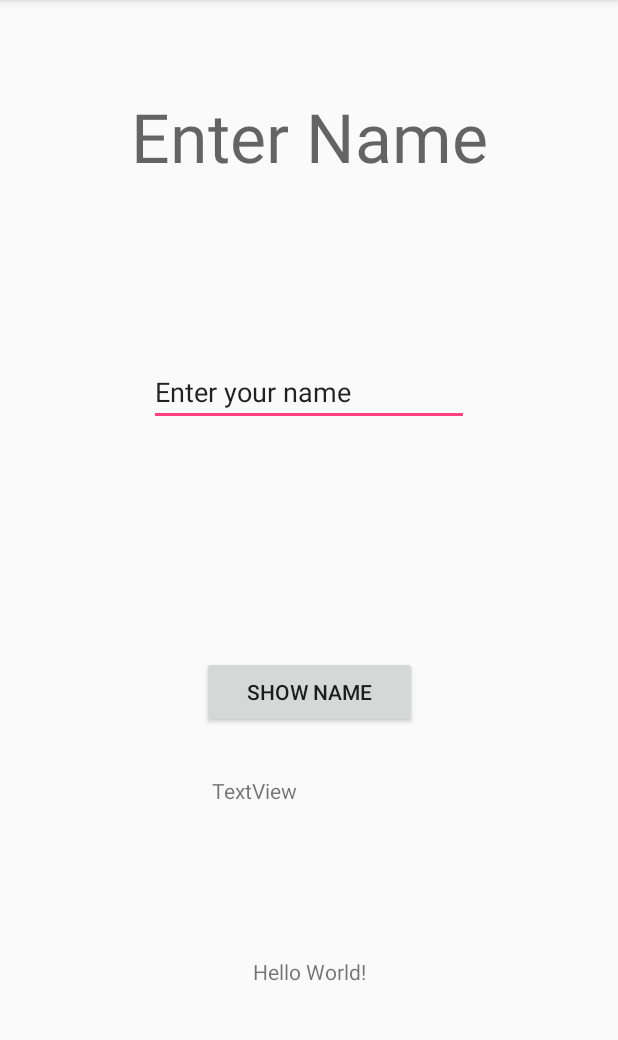
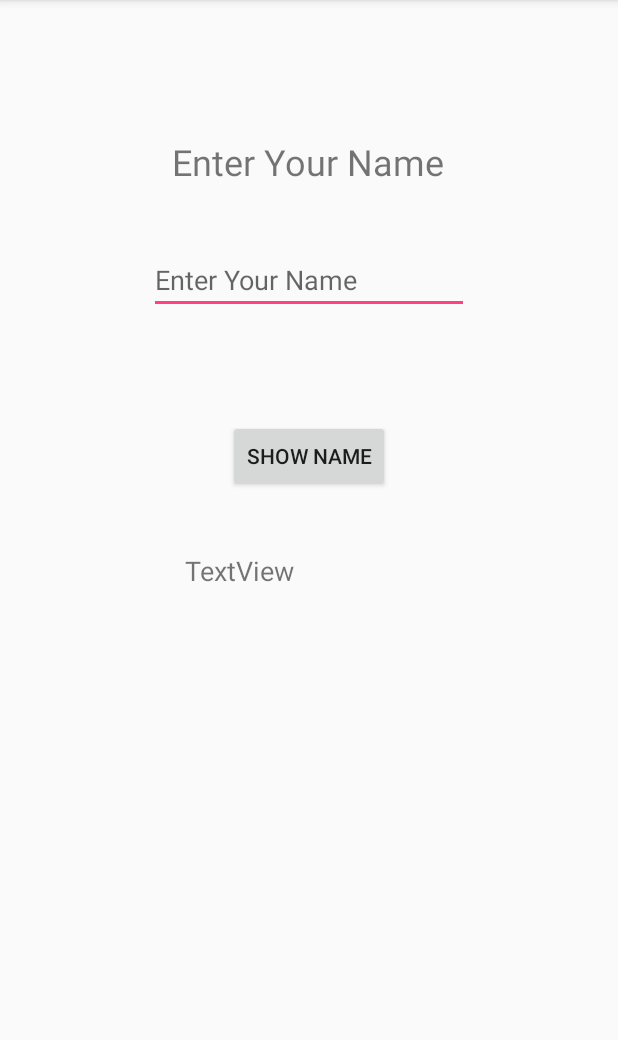
Before and after one commit to gitzblitz/HelloKotlinAndroid, an Android app: the screen it shows after launch (MainActivity), on a phone screen of 412 x 824 dp, the part 84-1124 px from its top. Run offline under Robolectric (Android 15) with nearby library versions, the phone set to English and light mode, and no system bars.

Commit message:
App What's my name

```diff
--- a/app/src/main/java/gitzblitz/com/hellokotlinandroid/MainActivity.kt
+++ b/app/src/main/java/gitzblitz/com/hellokotlinandroid/MainActivity.kt
@@ -2,11 +2,16 @@ package gitzblitz.com.hellokotlinandroid
 
 import android.support.v7.app.AppCompatActivity
 import android.os.Bundle
+import kotlinx.android.synthetic.main.activity_main.*
 
 class MainActivity : AppCompatActivity() {
 
     override fun onCreate(savedInstanceState: Bundle?) {
         super.onCreate(savedInstanceState)
         setContentView(R.layout.activity_main)
+
+        var enteredText = enterNameEdit.text
+
+        btnShowName.setOnClickListener{ resultId.text = enteredText}
     }
 }
--- a/app/src/main/res/layout/activity_main.xml
+++ b/app/src/main/res/layout/activity_main.xml
@@ -6,82 +6,62 @@
     android:layout_height="match_parent"
     tools:context="gitzblitz.com.hellokotlinandroid.MainActivity">
 
-    <TextView
-        android:id="@+id/textView4"
-        android:layout_width="wrap_content"
-        android:layout_height="wrap_content"
-        android:text="Hello World!"
-        app:layout_constraintBottom_toBottomOf="parent"
-        app:layout_constraintLeft_toLeftOf="parent"
-        app:layout_constraintRight_toRightOf="parent"
-        app:layout_constraintTop_toTopOf="parent"
-        app:layout_constraintVertical_bias="0.852" />
-
-    <TextView
-        android:id="@+id/nameTextView"
+    <Button
+        android:id="@+id/btnShowName"
         android:layout_width="wrap_content"
         android:layout_height="wrap_content"
         android:layout_marginBottom="8dp"
         android:layout_marginEnd="8dp"
         android:layout_marginStart="8dp"
-        android:layout_marginTop="8dp"
-        android:text="Enter Name"
-        android:textAppearance="@style/TextAppearance.AppCompat.Display2"
-        app:layout_constraintBottom_toTopOf="@+id/textView4"
+        android:layout_marginTop="188dp"
+        android:text="@string/button_name"
+        app:layout_constraintBottom_toBottomOf="parent"
         app:layout_constraintEnd_toEndOf="parent"
-        app:layout_constraintHorizontal_bias="0.503"
         app:layout_constraintStart_toStartOf="parent"
         app:layout_constraintTop_toTopOf="parent"
-        app:layout_constraintVertical_bias="0.094" />
+        app:layout_constraintVertical_bias="0.175" />
 
-    <EditText
-        android:id="@+id/nameEditText"
-        android:layout_width="213dp"
-        android:layout_height="42dp"
-        android:layout_marginBottom="8dp"
+    <TextView
+        android:id="@+id/textView6"
+        android:layout_width="wrap_content"
+        android:layout_height="wrap_content"
+        android:layout_marginBottom="28dp"
         android:layout_marginEnd="8dp"
         android:layout_marginStart="8dp"
         android:layout_marginTop="8dp"
-        android:ems="10"
-        android:inputType="textPersonName"
-        android:text="Enter your name"
-        app:layout_constraintBottom_toTopOf="@+id/textView4"
+        android:text="@string/title"
+        android:textSize="24sp"
+        app:layout_constraintBottom_toTopOf="@+id/btnShowName"
         app:layout_constraintEnd_toEndOf="parent"
-        app:layout_constraintHorizontal_bias="0.501"
+        app:layout_constraintHorizontal_bias="0.497"
         app:layout_constraintStart_toStartOf="parent"
         app:layout_constraintTop_toTopOf="parent"
-        app:layout_constraintVertical_bias="0.403" />
+        app:layout_constraintVertical_bias="0.393" />
+
+    <EditText
+        android:id="@+id/enterNameEdit"
+        android:layout_width="wrap_content"
+        android:layout_height="wrap_content"
+        android:layout_marginEnd="8dp"
+        android:layout_marginStart="8dp"
+        android:layout_marginTop="40dp"
+        android:ems="10"
+        android:hint="@string/hint_name"
+        android:inputType="textPersonName"
+        app:layout_constraintEnd_toEndOf="parent"
+        app:layout_constraintStart_toStartOf="parent"
+        app:layout_constraintTop_toBottomOf="@+id/textView6" />
 
     <TextView
-        android:id="@+id/textView5"
-        android:layout_width="129dp"
-        android:layout_height="76dp"
-        android:layout_marginBottom="8dp"
+        android:id="@+id/resultId"
+        android:layout_width="165dp"
+        android:layout_height="51dp"
         android:layout_marginEnd="8dp"
         android:layout_marginStart="8dp"
-        android:layout_marginTop="8dp"
+        android:layout_marginTop="40dp"
         android:text="TextView"
-        app:layout_constraintBottom_toBottomOf="parent"
+        android:textSize="18sp"
         app:layout_constraintEnd_toEndOf="parent"
-        app:layout_constraintHorizontal_bias="0.501"
         app:layout_constraintStart_toStartOf="parent"
-        app:layout_constraintTop_toTopOf="parent"
-        app:layout_constraintVertical_bias="0.753" />
-
-    <Button
-        android:id="@+id/btnShowName"
-        android:layout_width="143dp"
-        android:layout_height="wrap_content"
-        android:layout_marginBottom="32dp"
-        android:layout_marginEnd="8dp"
-        android:layout_marginStart="8dp"
-        android:layout_marginTop="8dp"
-        android:text="Show Name"
-        app:layout_constraintBottom_toTopOf="@+id/textView5"
-        app:layout_constraintEnd_toEndOf="parent"
-        app:layout_constraintHorizontal_bias="0.501"
-        app:layout_constraintStart_toStartOf="parent"
-        app:layout_constraintTop_toTopOf="parent"
-        app:layout_constraintVertical_bias="1.0" />
-
+        app:layout_constraintTop_toBottomOf="@+id/btnShowName" />
 </android.support.constraint.ConstraintLayout>
--- a/app/src/main/res/values/strings.xml
+++ b/app/src/main/res/values/strings.xml
@@ -1,3 +1,6 @@
 <resources>
     <string name="app_name">HelloKotlinAndroid</string>
+    <string name="button_name">Show Name</string>
+    <string name="title">Enter Your Name</string>
+    <string name="hint_name">Enter Your Name</string>
 </resources>
```
